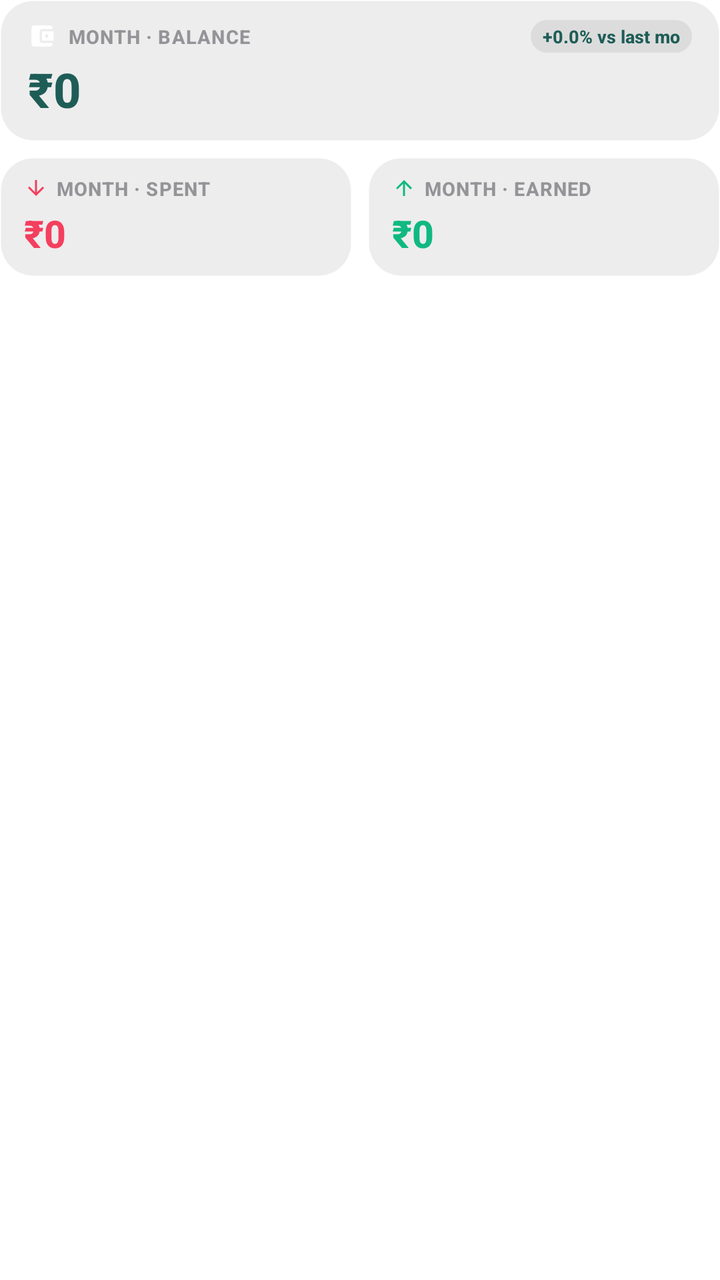
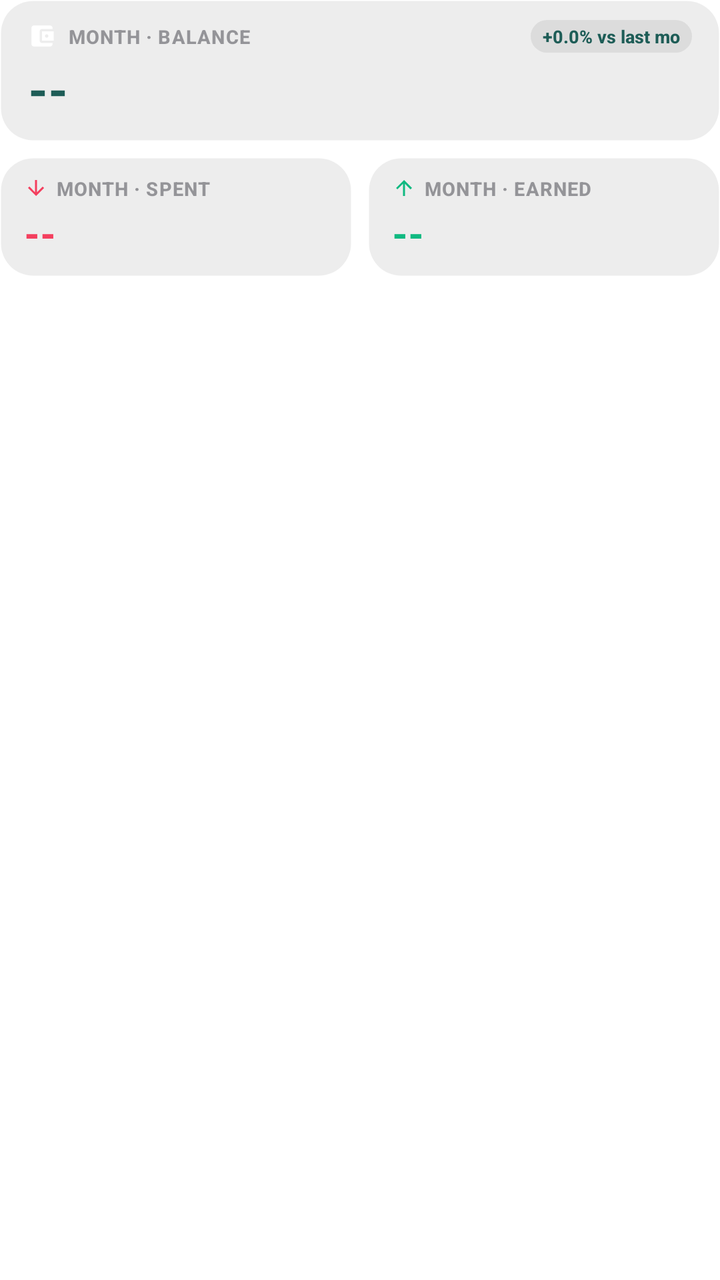

The first picture is an Android layout as it rendered before a commit; the second is the same layout after the commit. The layout source and the unified diff follow.
<!-- AndroidManifest.xml: fallback theme Theme.MaterialComponents.DayNight.NoActionBar -->
<!-- res/layout/widget_buddy_page_month.xml -->
<?xml version="1.0" encoding="utf-8"?>
<FrameLayout xmlns:android="http://schemas.android.com/apk/res/android"
    android:id="@+id/page_month"
    android:layout_width="match_parent"
    android:layout_height="match_parent">

    
    <LinearLayout
        android:id="@+id/layout_month_hero_plus_dual"
        android:layout_width="match_parent"
        android:layout_height="match_parent"
        android:orientation="vertical">

        
        <LinearLayout
            android:id="@+id/tile_month_balance_hero"
            android:layout_width="match_parent"
            android:layout_height="wrap_content"
            android:layout_marginBottom="8dp"
            android:background="@drawable/widget_stat_tile_bg"
            android:orientation="vertical"
            android:paddingStart="14dp"
            android:paddingTop="10dp"
            android:paddingEnd="14dp"
            android:paddingBottom="10dp">

            <LinearLayout
                android:layout_width="match_parent"
                android:layout_height="wrap_content"
                android:gravity="center_vertical"
                android:orientation="horizontal">

                <ImageView
                    android:id="@+id/iv_month_balance_icon"
                    android:layout_width="14dp"
                    android:layout_height="14dp"
                    android:contentDescription="@null"
                    android:src="@drawable/ic_widget_wallet" />

                <TextView
                    android:id="@+id/tv_month_balance_hero_label"
                    android:layout_width="0dp"
                    android:layout_height="wrap_content"
                    android:layout_marginStart="6dp"
                    android:layout_weight="1"
                    android:fontFamily="sans-serif-medium"
                    android:letterSpacing="0.04"
                    android:text="MONTH · BALANCE"
                    android:textColor="@color/widget_text_muted"
                    android:textSize="9.5sp"
                    android:textStyle="bold" />

                
                <TextView
                    android:id="@+id/tv_month_delta_chip"
                    android:layout_width="wrap_content"
                    android:layout_height="wrap_content"
                    android:background="@drawable/widget_chip"
                    android:fontFamily="sans-serif-medium"
                    android:paddingStart="6dp"
                    android:paddingTop="2dp"
                    android:paddingEnd="6dp"
                    android:paddingBottom="2dp"
                    android:text="+0.0% vs last mo"
                    android:textColor="@color/widget_accent"
                    android:textSize="9sp"
                    android:textStyle="bold" />
            </LinearLayout>

            <TextView
                android:id="@+id/tv_month_hero_balance"
                android:layout_width="match_parent"
                android:layout_height="wrap_content"
                android:layout_marginTop="2dp"
                android:fontFamily="sans-serif-medium"
                android:maxLines="1"
                android:text="₹0"
                android:textColor="@color/widget_accent"
                android:textSize="24sp"
                android:textStyle="bold" />
        </LinearLayout>

        
        <LinearLayout
            android:layout_width="match_parent"
            android:layout_height="wrap_content"
            android:baselineAligned="false"
            android:orientation="horizontal">

            
            <LinearLayout
                android:id="@+id/tile_month_spent"
                android:layout_width="0dp"
                android:layout_height="wrap_content"
                android:layout_marginEnd="4dp"
                android:layout_weight="1"
                android:background="@drawable/widget_stat_tile_bg"
                android:orientation="vertical"
                android:paddingStart="12dp"
                android:paddingTop="9dp"
                android:paddingEnd="12dp"
                android:paddingBottom="9dp">

                <LinearLayout
                    android:layout_width="match_parent"
                    android:layout_height="wrap_content"
                    android:gravity="center_vertical"
                    android:orientation="horizontal">

                    <ImageView
                        android:layout_width="12dp"
                        android:layout_height="12dp"
                        android:contentDescription="@null"
                        android:src="@drawable/ic_widget_arrow_down" />

                    <TextView
                        android:id="@+id/tv_month_spent_label"
                        android:layout_width="wrap_content"
                        android:layout_height="wrap_content"
                        android:layout_marginStart="4dp"
                        android:ellipsize="end"
                        android:fontFamily="sans-serif-medium"
                        android:letterSpacing="0.04"
                        android:maxLines="1"
                        android:text="MONTH · SPENT"
                        android:textColor="@color/widget_text_muted"
                        android:textSize="9.5sp"
                        android:textStyle="bold" />
                </LinearLayout>

                <TextView
                    android:id="@+id/tv_month_spent_value"
                    android:layout_width="match_parent"
                    android:layout_height="wrap_content"
                    android:layout_marginTop="3dp"
                    android:fontFamily="sans-serif-medium"
                    android:maxLines="1"
                    android:text="₹0"
                    android:textColor="@color/widget_expense"
                    android:textSize="19sp"
                    android:textStyle="bold" />
            </LinearLayout>

            
            <LinearLayout
                android:id="@+id/tile_month_earned"
                android:layout_width="0dp"
                android:layout_height="wrap_content"
                android:layout_marginStart="4dp"
                android:layout_weight="1"
                android:background="@drawable/widget_stat_tile_bg"
                android:orientation="vertical"
                android:paddingStart="12dp"
                android:paddingTop="9dp"
                android:paddingEnd="12dp"
                android:paddingBottom="9dp">

                <LinearLayout
                    android:layout_width="match_parent"
                    android:layout_height="wrap_content"
                    android:gravity="center_vertical"
                    android:orientation="horizontal">

                    <ImageView
                        android:layout_width="12dp"
                        android:layout_height="12dp"
                        android:contentDescription="@null"
                        android:src="@drawable/ic_widget_arrow_up" />

                    <TextView
                        android:id="@+id/tv_month_earned_label"
                        android:layout_width="wrap_content"
                        android:layout_height="wrap_content"
                        android:layout_marginStart="4dp"
                        android:ellipsize="end"
                        android:fontFamily="sans-serif-medium"
                        android:letterSpacing="0.04"
                        android:maxLines="1"
                        android:text="MONTH · EARNED"
                        android:textColor="@color/widget_text_muted"
                        android:textSize="9.5sp"
                        android:textStyle="bold" />
                </LinearLayout>

                <TextView
                    android:id="@+id/tv_month_earned_value"
                    android:layout_width="match_parent"
                    android:layout_height="wrap_content"
                    android:layout_marginTop="3dp"
                    android:fontFamily="sans-serif-medium"
                    android:maxLines="1"
                    android:text="₹0"
                    android:textColor="@color/widget_income"
                    android:textSize="19sp"
                    android:textStyle="bold" />
            </LinearLayout>
        </LinearLayout>

        
        <FrameLayout
            android:layout_width="match_parent"
            android:layout_height="0dp"
            android:layout_weight="1" />
    </LinearLayout>

    
    <LinearLayout
        android:id="@+id/layout_month_3_col"
        android:layout_width="match_parent"
        android:layout_height="match_parent"
        android:baselineAligned="false"
        android:orientation="horizontal"
        android:visibility="gone">

        
        <LinearLayout
            android:layout_width="0dp"
            android:layout_height="match_parent"
            android:layout_marginEnd="3dp"
            android:layout_weight="1"
            android:background="@drawable/widget_stat_tile_bg"
            android:gravity="center_vertical"
            android:orientation="vertical"
            android:paddingStart="8dp"
            android:paddingTop="6dp"
            android:paddingEnd="8dp"
            android:paddingBottom="6dp">

            <LinearLayout
                android:layout_width="match_parent"
                android:layout_height="wrap_content"
                android:gravity="center_vertical"
                android:orientation="horizontal">
                <ImageView
                    android:layout_width="11dp"
                    android:layout_height="11dp"
                    android:contentDescription="@null"
                    android:src="@drawable/ic_widget_arrow_down" />
                <TextView
                    android:id="@+id/tv_month_3col_spent_label"
                    android:layout_width="wrap_content"
                    android:layout_height="wrap_content"
                    android:layout_marginStart="4dp"
                    android:ellipsize="end"
                    android:fontFamily="sans-serif-medium"
                    android:maxLines="1"
                    android:text="SPENT"
                    android:textColor="@color/widget_text_muted"
                    android:textSize="8sp"
                    android:textStyle="bold" />
            </LinearLayout>

            <TextView
                android:id="@+id/tv_month_3col_spent"
                android:layout_width="match_parent"
                android:layout_height="wrap_content"
                android:layout_marginTop="2dp"
                android:ellipsize="end"
                android:fontFamily="sans-serif-medium"
                android:maxLines="1"
                android:text="₹0"
                android:textColor="@color/widget_expense"
                android:textSize="15sp"
                android:textStyle="bold" />
        </LinearLayout>

        
        <LinearLayout
            android:layout_width="0dp"
            android:layout_height="match_parent"
            android:layout_marginStart="3dp"
            android:layout_marginEnd="3dp"
            android:layout_weight="1"
            android:background="@drawable/widget_stat_tile_bg"
            android:gravity="center_vertical"
            android:orientation="vertical"
            android:paddingStart="8dp"
            android:paddingTop="6dp"
            android:paddingEnd="8dp"
            android:paddingBottom="6dp">

            <LinearLayout
                android:layout_width="match_parent"
                android:layout_height="wrap_content"
                android:gravity="center_vertical"
                android:orientation="horizontal">
                <ImageView
                    android:layout_width="11dp"
                    android:layout_height="11dp"
                    android:contentDescription="@null"
                    android:src="@drawable/ic_widget_arrow_up" />
                <TextView
                    android:id="@+id/tv_month_3col_earned_label"
                    android:layout_width="wrap_content"
                    android:layout_height="wrap_content"
                    android:layout_marginStart="4dp"
                    android:ellipsize="end"
                    android:fontFamily="sans-serif-medium"
                    android:maxLines="1"
                    android:text="EARNED"
                    android:textColor="@color/widget_text_muted"
                    android:textSize="8sp"
                    android:textStyle="bold" />
            </LinearLayout>

            <TextView
                android:id="@+id/tv_month_3col_earned"
                android:layout_width="match_parent"
                android:layout_height="wrap_content"
                android:layout_marginTop="2dp"
                android:ellipsize="end"
                android:fontFamily="sans-serif-medium"
                android:maxLines="1"
                android:text="₹0"
                android:textColor="@color/widget_income"
                android:textSize="15sp"
                android:textStyle="bold" />
        </LinearLayout>

        
        <LinearLayout
            android:layout_width="0dp"
            android:layout_height="match_parent"
            android:layout_marginStart="3dp"
            android:layout_weight="1"
            android:background="@drawable/widget_stat_tile_bg"
            android:gravity="center_vertical"
            android:orientation="vertical"
            android:paddingStart="8dp"
            android:paddingTop="6dp"
            android:paddingEnd="8dp"
            android:paddingBottom="6dp">

            <LinearLayout
                android:layout_width="match_parent"
                android:layout_height="wrap_content"
                android:gravity="center_vertical"
                android:orientation="horizontal">
                <ImageView
                    android:id="@+id/iv_month_3col_balance_icon"
                    android:layout_width="11dp"
                    android:layout_height="11dp"
                    android:contentDescription="@null"
                    android:src="@drawable/ic_widget_wallet" />
                <TextView
                    android:id="@+id/tv_month_3col_balance_label"
                    android:layout_width="wrap_content"
                    android:layout_height="wrap_content"
                    android:layout_marginStart="4dp"
                    android:ellipsize="end"
                    android:fontFamily="sans-serif-medium"
                    android:maxLines="1"
                    android:text="BALANCE"
                    android:textColor="@color/widget_text_muted"
                    android:textSize="8sp"
                    android:textStyle="bold" />
            </LinearLayout>

            <TextView
                android:id="@+id/tv_month_3col_balance"
                android:layout_width="match_parent"
                android:layout_height="wrap_content"
                android:layout_marginTop="2dp"
                android:ellipsize="end"
                android:fontFamily="sans-serif-medium"
                android:maxLines="1"
                android:text="₹0"
                android:textColor="@color/widget_accent"
                android:textSize="15sp"
                android:textStyle="bold" />
        </LinearLayout>
    </LinearLayout>

</FrameLayout>
<!-- resources referenced by this layout -->
<resources>
  <color name="widget_accent">#FF1E5D57</color>
  <color name="widget_expense">#FFF43F5E</color>
  <color name="widget_income">#FF10B981</color>
  <color name="widget_text_muted">#803C3C43</color>
  <!-- drawable ic_widget_arrow_down (drawable) -->
  <vector xmlns:android="http://schemas.android.com/apk/res/android"
      android:width="24dp"
      android:height="24dp"
      android:viewportWidth="24"
      android:viewportHeight="24">
      <path
          android:fillColor="@color/widget_expense"
          android:pathData="M20,12l-1.41,-1.41L13,16.17V4h-2v12.17l-5.58,-5.59L4,12l8,8 8,-8z" />
  </vector>
  <!-- drawable ic_widget_arrow_up (drawable) -->
  <vector xmlns:android="http://schemas.android.com/apk/res/android"
      android:width="24dp"
      android:height="24dp"
      android:viewportWidth="24"
      android:viewportHeight="24">
      <path
          android:fillColor="@color/widget_income"
          android:pathData="M4,12l1.41,1.41L11,7.83V20h2V7.83l5.58,5.59L20,12l-8,-8 -8,8z" />
  </vector>
  <!-- drawable ic_widget_wallet (drawable) -->
  <vector xmlns:android="http://schemas.android.com/apk/res/android"
      android:width="24dp" android:height="24dp"
      android:viewportWidth="24" android:viewportHeight="24">
      <path android:fillColor="#FFFFFF"
          android:pathData="M21,18v1c0,1.1 -0.9,2 -2,2H5c-1.11,0 -2,-0.9 -2,-2V5c0,-1.1 0.89,-2 2,-2h14c1.1,0 2,0.9 2,2v1h-9c-1.11,0 -2,0.9 -2,2v8c0,1.1 0.89,2 2,2h9zM12,16h10V8H12v8zM16,13.5c-0.83,0 -1.5,-0.67 -1.5,-1.5s0.67,-1.5 1.5,-1.5 1.5,0.67 1.5,1.5 -0.67,1.5 -1.5,1.5z" />
  </vector>
  <!-- drawable widget_chip (drawable) -->
  <?xml version="1.0" encoding="utf-8"?>
  <shape xmlns:android="http://schemas.android.com/apk/res/android"
      android:shape="rectangle">
      <solid android:color="@color/widget_surface" />
      <corners android:radius="10dp" />
  </shape>
  <!-- drawable widget_stat_tile_bg (drawable) -->
  <?xml version="1.0" encoding="utf-8"?>
  <shape xmlns:android="http://schemas.android.com/apk/res/android"
      android:shape="rectangle">
      <solid android:color="@color/widget_surface" />
      <corners android:radius="16dp" />
      <stroke
          android:width="1dp"
          android:color="@color/widget_border" />
  </shape>
  <color name="widget_surface">#12000000</color>
  <color name="widget_border">#00000000</color>
</resources>

<!-- the commit's change to res/layout/widget_buddy_page_month.xml (unified diff, before → after) -->
@@ -74,7 +74,7 @@
                 android:layout_marginTop="2dp"
                 android:fontFamily="sans-serif-medium"
                 android:maxLines="1"
-                android:text="₹0"
+                android:text="--"
                 android:textColor="@color/widget_accent"
                 android:textSize="24sp"
                 android:textStyle="bold" />
@@ -135,7 +135,7 @@
                     android:layout_marginTop="3dp"
                     android:fontFamily="sans-serif-medium"
                     android:maxLines="1"
-                    android:text="₹0"
+                    android:text="--"
                     android:textColor="@color/widget_expense"
                     android:textSize="19sp"
                     android:textStyle="bold" />
@@ -189,7 +189,7 @@
                     android:layout_marginTop="3dp"
                     android:fontFamily="sans-serif-medium"
                     android:maxLines="1"
-                    android:text="₹0"
+                    android:text="--"
                     android:textColor="@color/widget_income"
                     android:textSize="19sp"
                     android:textStyle="bold" />
@@ -258,7 +258,7 @@
                 android:ellipsize="end"
                 android:fontFamily="sans-serif-medium"
                 android:maxLines="1"
-                android:text="₹0"
+                android:text="--"
                 android:textColor="@color/widget_expense"
                 android:textSize="15sp"
                 android:textStyle="bold" />
@@ -311,7 +311,7 @@
                 android:ellipsize="end"
                 android:fontFamily="sans-serif-medium"
                 android:maxLines="1"
-                android:text="₹0"
+                android:text="--"
                 android:textColor="@color/widget_income"
                 android:textSize="15sp"
                 android:textStyle="bold" />
@@ -364,7 +364,7 @@
                 android:ellipsize="end"
                 android:fontFamily="sans-serif-medium"
                 android:maxLines="1"
-                android:text="₹0"
+                android:text="--"
                 android:textColor="@color/widget_accent"
                 android:textSize="15sp"
                 android:textStyle="bold" />
